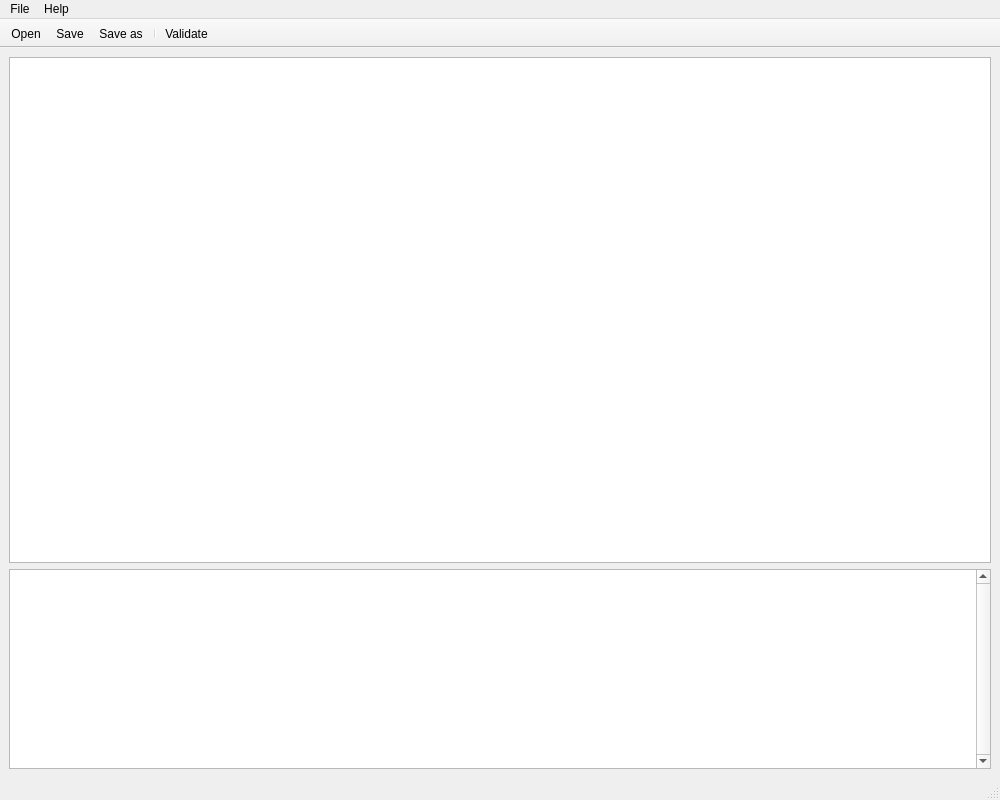
pcvolkmer/dnpm-validator, file dnpm-validator-ui/src/mainwindow.ui: the form before one commit.
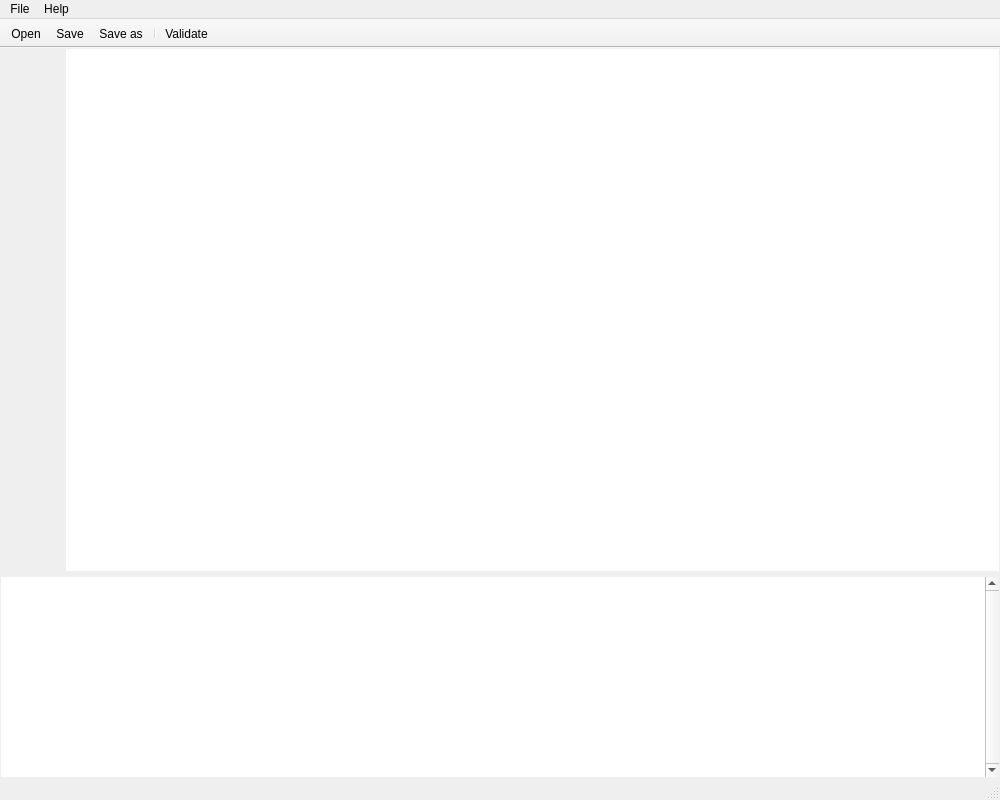
The form after the commit. Icons and pictures are not drawn.

Commit message: feat: show line numbers (#4)

Patch:
```diff
--- a/dnpm-validator-ui/src/mainwindow.ui
+++ b/dnpm-validator-ui/src/mainwindow.ui
@@ -21,19 +21,96 @@
   </property>
   <widget class="QWidget" name="centralwidget">
    <layout class="QGridLayout" name="gridLayout">
+    <property name="leftMargin">
+     <number>1</number>
+    </property>
+    <property name="topMargin">
+     <number>1</number>
+    </property>
+    <property name="rightMargin">
+     <number>1</number>
+    </property>
+    <property name="bottomMargin">
+     <number>1</number>
+    </property>
     <item row="0" column="0">
      <layout class="QVBoxLayout" name="verticalLayout">
+      <property name="spacing">
+       <number>6</number>
+      </property>
       <item>
-       <widget class="QPlainTextEdit" name="plainTextEdit">
-        <property name="font">
-         <font>
-          <pointsize>10</pointsize>
-         </font>
+       <layout class="QHBoxLayout" name="editorLayout">
+        <property name="spacing">
+         <number>1</number>
         </property>
-        <property name="lineWrapMode">
-         <enum>QPlainTextEdit::LineWrapMode::NoWrap</enum>
-        </property>
-       </widget>
+        <item>
+         <widget class="QPlainTextEdit" name="lineNumbers">
+          <property name="enabled">
+           <bool>false</bool>
+          </property>
+          <property name="sizePolicy">
+           <sizepolicy hsizetype="Fixed" vsizetype="Expanding">
+            <horstretch>0</horstretch>
+            <verstretch>0</verstretch>
+           </sizepolicy>
+          </property>
+          <property name="maximumSize">
+           <size>
+            <width>64</width>
+            <height>16777215</height>
+           </size>
+          </property>
+          <property name="contextMenuPolicy">
+           <enum>Qt::ContextMenuPolicy::NoContextMenu</enum>
+          </property>
+          <property name="frameShape">
+           <enum>QFrame::Shape::Box</enum>
+          </property>
+          <property name="frameShadow">
+           <enum>QFrame::Shadow::Plain</enum>
+          </property>
+          <property name="lineWidth">
+           <number>0</number>
+          </property>
+          <property name="verticalScrollBarPolicy">
+           <enum>Qt::ScrollBarPolicy::ScrollBarAlwaysOff</enum>
+          </property>
+          <property name="horizontalScrollBarPolicy">
+           <enum>Qt::ScrollBarPolicy::ScrollBarAlwaysOff</enum>
+          </property>
+          <property name="undoRedoEnabled">
+           <bool>false</bool>
+          </property>
+          <property name="readOnly">
+           <bool>true</bool>
+          </property>
+          <property name="textInteractionFlags">
+           <set>Qt::TextInteractionFlag::NoTextInteraction</set>
+          </property>
+         </widget>
+        </item>
+        <item>
+         <widget class="QPlainTextEdit" name="plainTextEdit">
+          <property name="font">
+           <font>
+            <pointsize>10</pointsize>
+           </font>
+          </property>
+          <property name="frameShape">
+           <enum>QFrame::Shape::NoFrame</enum>
+          </property>
+          <property name="frameShadow">
+           <enum>QFrame::Shadow::Plain</enum>
+          </property>
+          <property name="lineWidth">
+           <number>0</number>
+          </property>
+          <property name="lineWrapMode">
+           <enum>QPlainTextEdit::LineWrapMode::NoWrap</enum>
+          </property>
+         </widget>
+        </item>
+       </layout>
       </item>
       <item>
        <widget class="QListWidget" name="errorListWidget">
@@ -60,6 +137,15 @@
   color: white;
 }</string>
         </property>
+        <property name="frameShape">
+         <enum>QFrame::Shape::NoFrame</enum>
+        </property>
+        <property name="frameShadow">
+         <enum>QFrame::Shadow::Plain</enum>
+        </property>
+        <property name="lineWidth">
+         <number>0</number>
+        </property>
         <property name="verticalScrollBarPolicy">
          <enum>Qt::ScrollBarPolicy::ScrollBarAlwaysOn</enum>
         </property>
```
Left out of the diff: 2 changed lines with no effect on the pictures. The commit also changes 2 other files.
